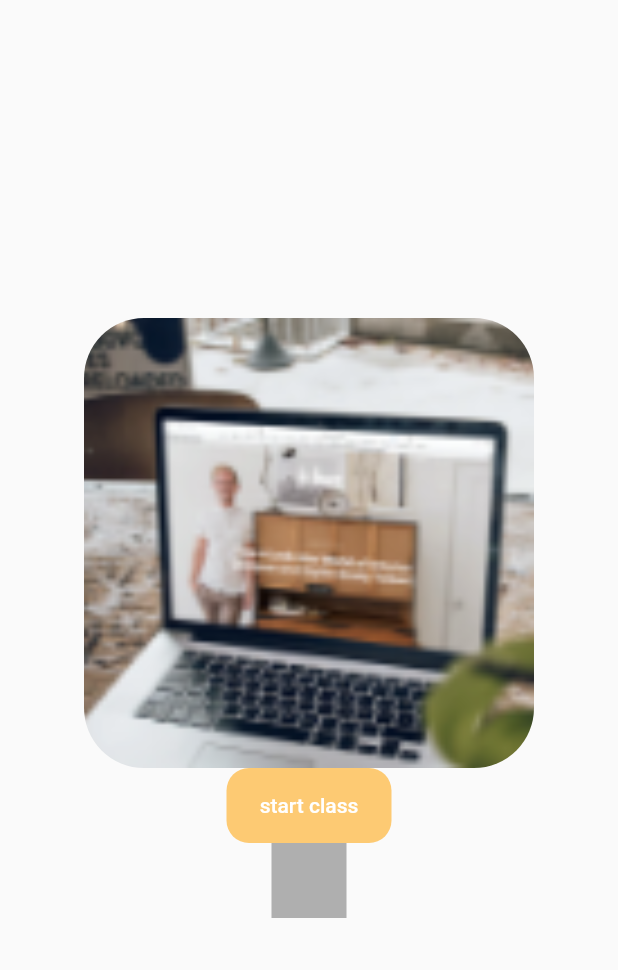
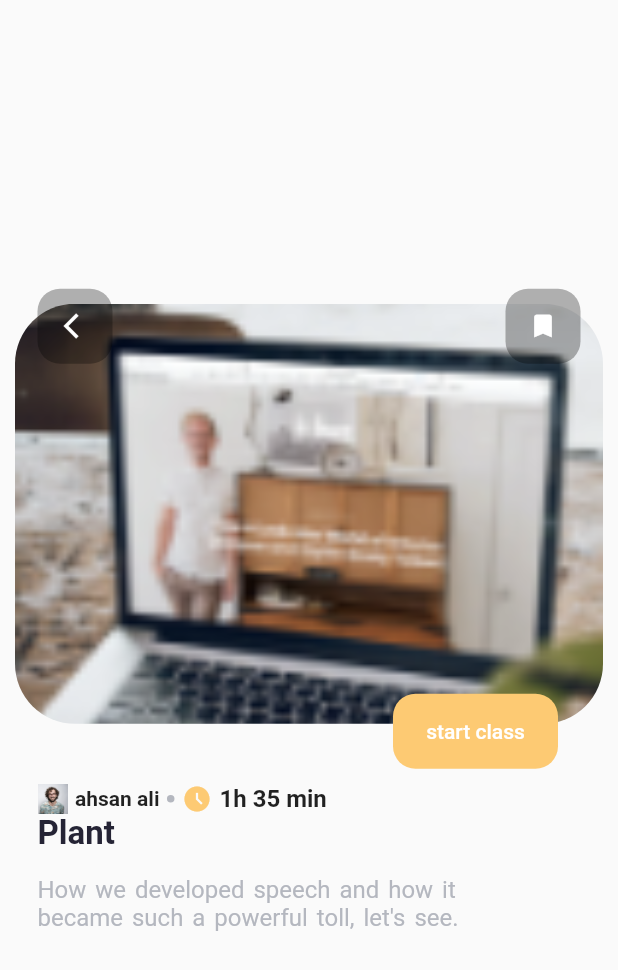
Before and after one commit to Phant0m-a/courseaApp, a Flutter app: the screen it shows after launch, after a tap on "Start", on a phone screen of 412 x 824 dp. Shown: the top 970 px of the screen. Run offline on Flutter 3.47's test engine with Material 2 defaults, Android fonts, the phone set to English and light mode, and no system bars; our stand-ins replace percent_indicator.

Commit message:
updated ui design
added new widgets and fixed bugs

```diff
--- /dev/null
+++ b/lib/screens/detail/widget/course_description.dart
@@ -0,0 +1,72 @@
+import 'package:course_app/constants/colors.dart';
+import 'package:course_app/modals/course.dart';
+import 'package:flutter/material.dart';
+
+class CourseDescription extends StatelessWidget {
+  final Course course;
+
+  CourseDescription(this.course);
+
+  @override
+  Widget build(BuildContext context) {
+    return Container(
+      padding: EdgeInsets.symmetric(horizontal: 25, vertical: 10),
+      child: Column(
+        crossAxisAlignment: CrossAxisAlignment.start,
+        children: [
+          Row(
+            children: [
+              Image.asset(
+                course.authorImg,
+                width: 20,
+              ),
+              SizedBox(
+                width: 5,
+              ),
+              Text(
+                course.author,
+                style: TextStyle(fontWeight: FontWeight.bold),
+              ),
+              Container(
+                margin: EdgeInsets.symmetric(horizontal: 5),
+                height: 5,
+                width: 5,
+                decoration:
+                    BoxDecoration(shape: BoxShape.circle, color: kFontLight),
+              ),
+              Icon(
+                Icons.access_time_filled,
+                size: 20,
+                color: kAccent,
+              ),
+              SizedBox(
+                width: 5,
+              ),
+              Text(
+                '1h 35 min',
+                style: TextStyle(fontWeight: FontWeight.bold, fontSize: 16),
+              )
+            ],
+          ),
+
+          Text(
+            course.title,
+            style: TextStyle(
+                fontWeight: FontWeight.bold, fontSize: 22, color: kFont),
+          ),
+          SizedBox(
+            height: 15,
+          ),
+          //course.description
+          Text(
+              'How we developed speech and how it\nbecame such a powerful toll, let\'s see.',
+              style: TextStyle(
+                  wordSpacing: 2,
+
+                  fontSize: 16,
+                  color: kFontLight))
+        ],
+      ),
+    );
+  }
+}
--- a/lib/screens/detail/widget/custom_app_bar.dart
+++ b/lib/screens/detail/widget/custom_app_bar.dart
@@ -12,17 +12,23 @@ class CustomAppBar extends StatelessWidget {
         children: [
           Column(children: [
             Container(
+              padding: EdgeInsets.all(10),
               decoration: BoxDecoration(
                 borderRadius: BorderRadius.circular(40),
               ),
               height: 300,
+              width: double.infinity,
               child: ClipRRect(
                   borderRadius: BorderRadius.circular(40),
                   child: Image.asset(
                     course.imageUrl,
-                    fit: BoxFit.fitHeight,
+                    fit: BoxFit.cover,
                   )),
             ),
+            Container(
+              height: 20,
+            ),
+          ]),
           Positioned(
             bottom: 0,
             right: 40,
@@ -42,18 +48,46 @@ class CustomAppBar extends StatelessWidget {
             ),
           ),
           Positioned(
+              top: MediaQuery.of(context).padding.top,
+              left: 25,
               child: Container(
                 height: 50,
                 width: 50,
-                decoration: BoxDecoration(color: Colors.black.withOpacity(.3)),
+                padding: EdgeInsets.only(left: 5),
+                decoration: BoxDecoration(
+                  color: Colors.black.withOpacity(.3),
+                  borderRadius: BorderRadius.circular(15),
                 ),
+                child: IconButton(
+                  icon: const Icon(
+                    Icons.arrow_back_ios,
+                    color: Colors.white,
+                  ),
+                  iconSize: 20,
+                  onPressed: () => Navigator.pop(context),
+                ),
+              )),
+          Positioned(
               top: MediaQuery.of(context).padding.top,
-              left: 25,
-            )
-          ]),
-          // Container(
-          //   height: 20,
-          // ),
+              right: 25,
+              child: Container(
+                height: 50,
+                width: 50,
+                decoration: BoxDecoration(
+                  color: Colors.black.withOpacity(.3),
+                  borderRadius: BorderRadius.circular(15),
+                ),
+                child: IconButton(
+                  icon: const Icon(
+                    Icons.bookmark,
+                    color: Colors.white,
+                  ),
+                  iconSize: 20,
+                  onPressed: () {
+                    print('bookmarked!');
+                  },
+                ),
+              ))
         ],
       ),
     );
--- a/lib/screens/detail/widget/detail.dart
+++ b/lib/screens/detail/widget/detail.dart
@@ -1,4 +1,5 @@
 import 'package:course_app/modals/course.dart';
+import 'package:course_app/screens/detail/widget/course_description.dart';
 import 'package:course_app/screens/detail/widget/custom_app_bar.dart';
 import 'package:flutter/material.dart';
 
@@ -14,7 +15,8 @@ class DetailPage extends StatelessWidget {
         child: Column(
           mainAxisSize: MainAxisSize.min,
           children: [
-            CustomAppBar(course)
+            CustomAppBar(course),
+            CourseDescription(course),
           ],
         ),
       )));
```
Lines whose indentation alone changed are shown as unchanged.
